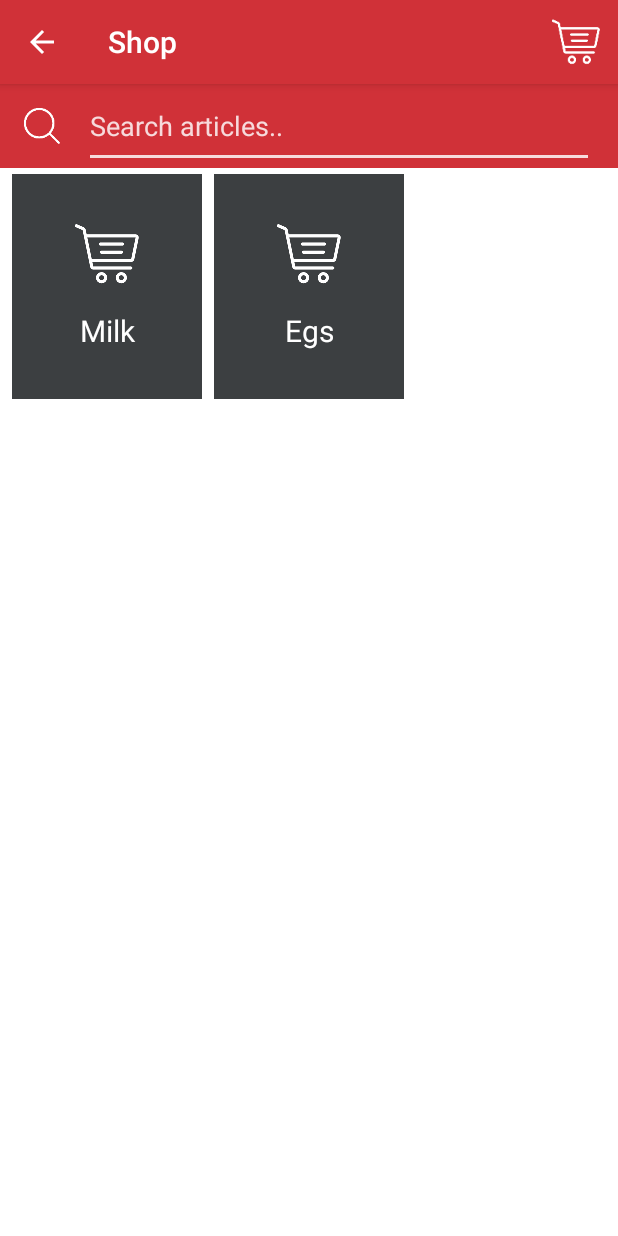
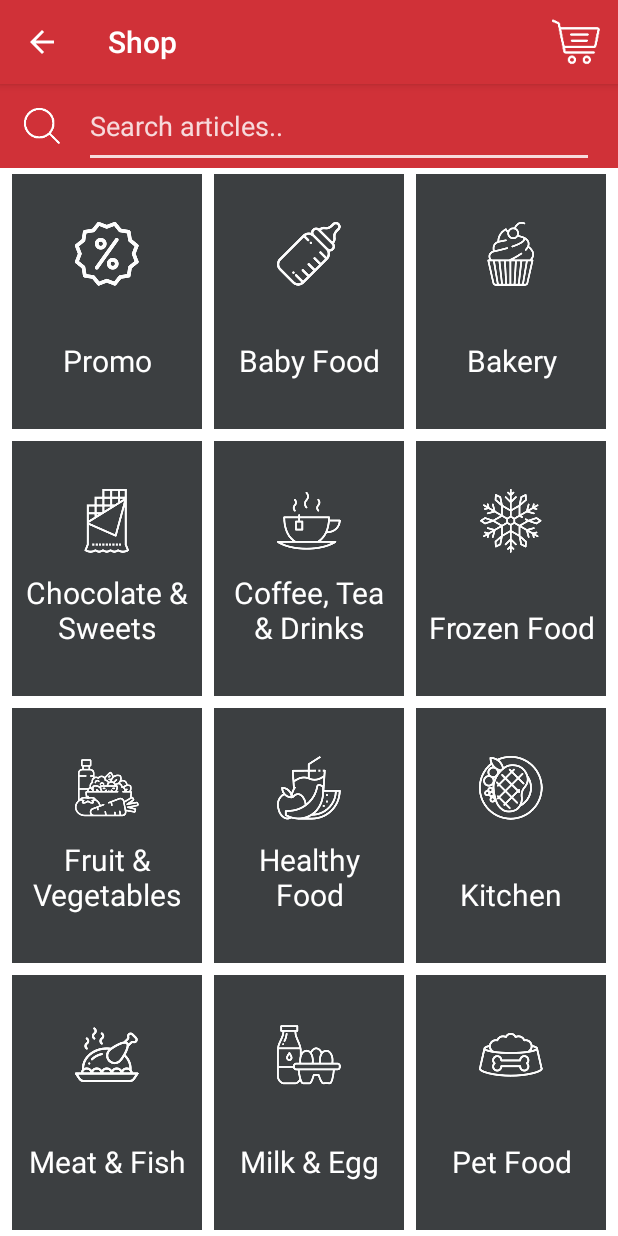
Before and after one commit to rristovic/delhaizePOC, an Android app: the screen it shows after launch (ShopActivity), after a tap on "Shop", on a phone screen of 412 x 824 dp. Run offline under Robolectric (Android 15) with nearby library versions, the phone set to English and light mode, and no system bars; our stand-ins replace Room's generated code, RxJava.

Commit message:
added categories;

```diff
--- a/app/src/main/java/com/runit/delhaizepoc/ui/shop/TopCatAdapter.java
+++ b/app/src/main/java/com/runit/delhaizepoc/ui/shop/TopCatAdapter.java
@@ -15,8 +15,33 @@ import com.runit.delhaizepoc.ui.ItemClickListener;
 
 public class TopCatAdapter extends RecyclerView.Adapter<TopCatAdapter.CatViewHolder> {
 
-    private static final String[] data = new String[]{"Milk", "Egs"};
-    private static final int[] img = new int[]{R.drawable.ic_cart, R.drawable.ic_cart};
+    private static final String[] data = new String[]{"Promo", "Baby Food",
+            "Bakery",
+            "Chocolate & Sweets",
+            "Coffee, Tea & Drinks",
+            "Frozen Food",
+            "Fruit & Vegetables",
+            "Healthy Food",
+            "Kitchen",
+            "Meat & Fish",
+            "Milk & Egg",
+            "Pet Food", "Baby Food",
+            "Bakery",
+            "Chocolate & Sweets",
+            "Coffee, Tea & Drinks",
+            "Frozen Food",
+            "Fruit & Vegetables",
+            "Healthy Food",
+            "Kitchen",
+            "Meat & Fish",
+            "Milk & Egg",
+            "Pet Food",
+    };
+    private static final int[] img = new int[]{R.drawable.promo, R.drawable.baby_food, R.drawable.bakery, R.drawable.chocolate,
+            R.drawable.coffee_tea_drinks, R.drawable.frozen, R.drawable.fruit_vegetables, R.drawable.healthy_food,
+            R.drawable.kitchen, R.drawable.meat_fish, R.drawable.milk_egg, R.drawable.pet_food, R.drawable.baby_food, R.drawable.bakery, R.drawable.chocolate,
+            R.drawable.coffee_tea_drinks, R.drawable.frozen, R.drawable.fruit_vegetables, R.drawable.healthy_food,
+            R.drawable.kitchen, R.drawable.meat_fish, R.drawable.milk_egg, R.drawable.pet_food};
     private final ItemClickListener<String> listener;
 
     public TopCatAdapter(ItemClickListener<String> listener) {
@@ -51,7 +76,7 @@ public class TopCatAdapter extends RecyclerView.Adapter<TopCatAdapter.CatViewHol
 
         @Override
         public void onClick(View view) {
-            if(listener != null) {
+            if (listener != null) {
                 listener.onItemClicked(data[getAdapterPosition()]);
             }
         }
--- a/app/src/main/res/layout/top_category_item.xml
+++ b/app/src/main/res/layout/top_category_item.xml
@@ -4,8 +4,10 @@
     style="@style/MainMenuBtn"
     android:layout_margin="4dp"
     android:layout_width="match_parent"
-    android:layout_height="150dp"
+    android:layout_height="170dp"
+    android:paddingRight="8dp"
+    android:paddingLeft="8dp"
     android:background="@color/dark_gray_bg"
-    android:drawableTop="@drawable/shopping_cart"
+    android:drawableTop="@drawable/coffee_tea_drinks"
     android:text="Item "
     android:textColor="@color/text_white_primary" />
```
Also changed, not shown: app/src/main/res/drawable-xxhdpi/baby_food.png (added), app/src/main/res/drawable-xxhdpi/bakery.png (added), app/src/main/res/drawable-xxhdpi/chocolate.png (added), app/src/main/res/drawable-xxhdpi/coffee_tea_drinks.png (added), app/src/main/res/drawable-xxhdpi/frozen.png (added), app/src/main/res/drawable-xxhdpi/fruit_vegetables.png (added), app/src/main/res/drawable-xxhdpi/healthy_food.png (added), app/src/main/res/drawable-xxhdpi/kitchen.png (added), app/src/main/res/drawable-xxhdpi/meat_fish.png (added), app/src/main/res/drawable-xxhdpi/milk_egg.png (added), app/src/main/res/drawable-xxhdpi/pet_food.png (added), app/src/main/res/drawable-xxhdpi/promo.png (added).
